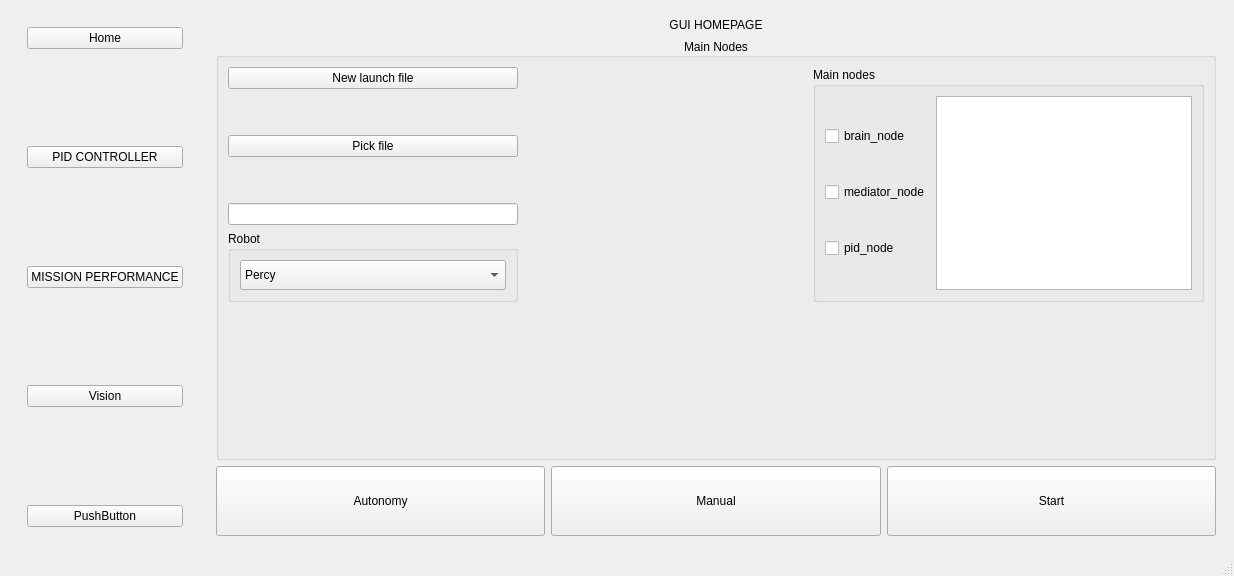
Qt form src/ros2_ws/src/gui_node/src/mainwindow.ui (Mechatronics-SDSU/Mechatronics-2024) before a commit.
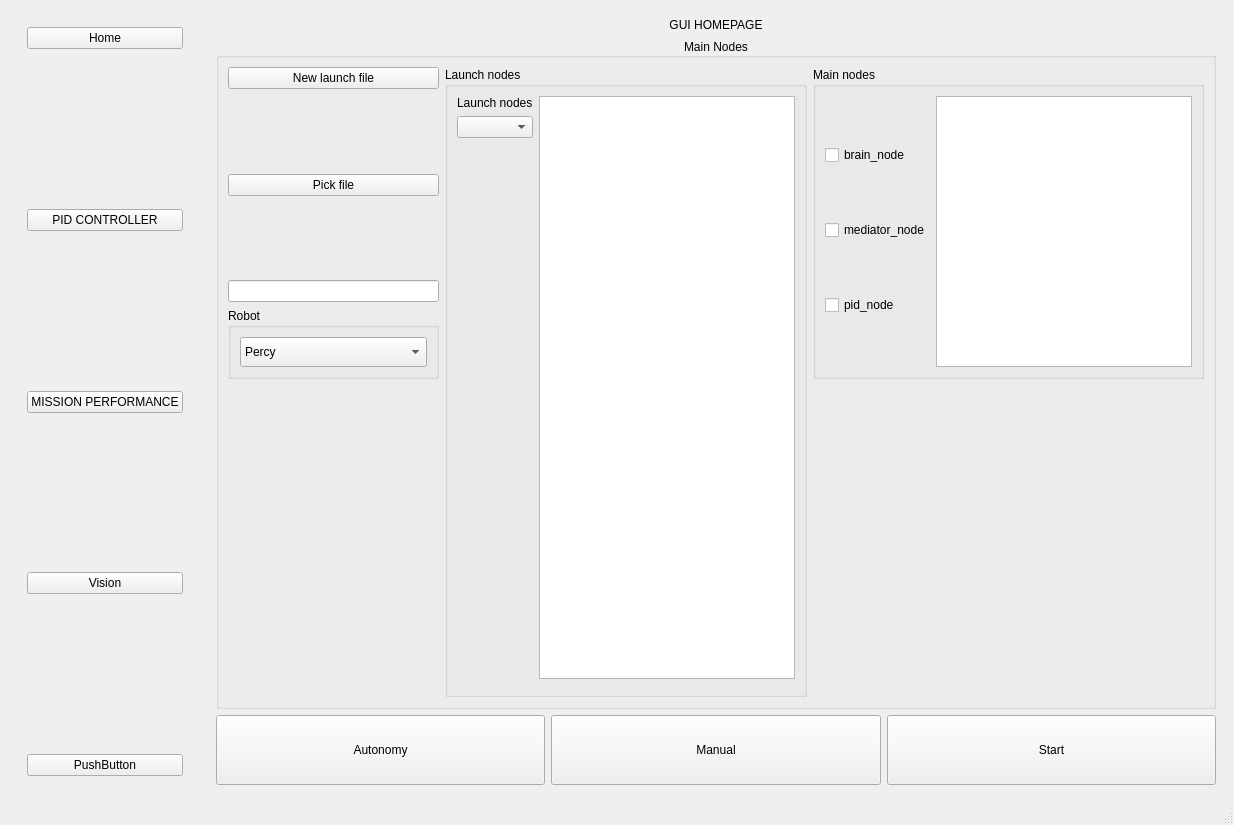
The same form after that commit.

Commit message: nodes list, jsonstring generated on user selection

The edit to the form file:
```diff
--- a/src/ros2_ws/src/gui_node/src/mainwindow.ui
+++ b/src/ros2_ws/src/gui_node/src/mainwindow.ui
@@ -7,7 +7,7 @@
     <x>0</x>
     <y>0</y>
     <width>1233</width>
-    <height>576</height>
+    <height>825</height>
    </rect>
   </property>
   <property name="windowTitle">
@@ -106,15 +106,21 @@
           </property>
           <layout class="QGridLayout" name="gridLayout_8">
            <item row="0" column="0">
-            <layout class="QGridLayout" name="gridLayout_4">
-             <item row="0" column="0">
+            <layout class="QVBoxLayout" name="verticalLayout_4">
+             <item>
               <widget class="QPushButton" name="new_launch_file">
+               <property name="maximumSize">
+                <size>
+                 <width>16777215</width>
+                 <height>16777215</height>
+                </size>
+               </property>
                <property name="text">
                 <string>New launch file</string>
                </property>
               </widget>
              </item>
-             <item row="1" column="0">
+             <item>
               <spacer name="verticalSpacer_5">
                <property name="orientation">
                 <enum>Qt::Vertical</enum>
@@ -127,14 +133,20 @@
                </property>
               </spacer>
              </item>
-             <item row="2" column="0">
+             <item>
               <widget class="QPushButton" name="select_file">
+               <property name="maximumSize">
+                <size>
+                 <width>16777215</width>
+                 <height>16777215</height>
+                </size>
+               </property>
                <property name="text">
                 <string>Pick file</string>
                </property>
               </widget>
              </item>
-             <item row="3" column="0">
+             <item>
               <spacer name="verticalSpacer_6">
                <property name="orientation">
                 <enum>Qt::Vertical</enum>
@@ -147,25 +159,110 @@
                </property>
               </spacer>
              </item>
-             <item row="4" column="0">
-              <widget class="QLineEdit" name="fileSelected"/>
+             <item>
+              <widget class="QLineEdit" name="fileSelected">
+               <property name="maximumSize">
+                <size>
+                 <width>16777215</width>
+                 <height>16777215</height>
+                </size>
+               </property>
+              </widget>
+             </item>
+             <item>
+              <widget class="QGroupBox" name="groupBox_2">
+               <property name="title">
+                <string>Robot</string>
+               </property>
+               <layout class="QGridLayout" name="gridLayout_5">
+                <item row="1" column="0">
+                 <widget class="QComboBox" name="robot_name">
+                  <property name="minimumSize">
+                   <size>
+                    <width>0</width>
+                    <height>30</height>
+                   </size>
+                  </property>
+                  <item>
+                   <property name="text">
+                    <string>Percy</string>
+                   </property>
+                  </item>
+                  <item>
+                   <property name="text">
+                    <string>Scion</string>
+                   </property>
+                  </item>
+                  <item>
+                   <property name="text">
+                    <string>Junebug</string>
+                   </property>
+                  </item>
+                 </widget>
+                </item>
+               </layout>
+              </widget>
              </item>
             </layout>
            </item>
-           <item row="0" column="1">
-            <spacer name="horizontalSpacer">
-             <property name="orientation">
-              <enum>Qt::Horizontal</enum>
+           <item row="0" column="1" rowspan="2">
+            <widget class="QGroupBox" name="groupBox_4">
+             <property name="title">
+              <string>Launch nodes</string>
              </property>
-             <property name="sizeHint" stdset="0">
-              <size>
-               <width>277</width>
-               <height>20</height>
-              </size>
-             </property>
-            </spacer>
+             <layout class="QGridLayout" name="gridLayout_4">
+              <item row="0" column="0" rowspan="2">
+               <layout class="QVBoxLayout" name="verticalLayout_3">
+                <item>
+                 <layout class="QVBoxLayout" name="verticalLayout">
+                  <item>
+                   <widget class="QLabel" name="label_2">
+                    <property name="text">
+                     <string>Launch nodes</string>
+                    </property>
+                   </widget>
+                  </item>
+                  <item>
+                   <widget class="QComboBox" name="launch_nodes">
+                    <property name="maximumSize">
+                     <size>
+                      <width>200</width>
+                      <height>16777215</height>
+                     </size>
+                    </property>
+                   </widget>
+                  </item>
+                 </layout>
+                </item>
+                <item>
+                 <spacer name="verticalSpacer_7">
+                  <property name="orientation">
+                   <enum>Qt::Vertical</enum>
+                  </property>
+                  <property name="sizeHint" stdset="0">
+                   <size>
+                    <width>20</width>
+                    <height>288</height>
+                   </size>
+                  </property>
+                 </spacer>
+                </item>
+               </layout>
+              </item>
+              <item row="0" column="1">
+               <widget class="QTextEdit" name="enabled_launch_nodes">
+                <property name="maximumSize">
+                 <size>
+                  <width>500</width>
+                  <height>5000</height>
+                 </size>
+                </property>
+               </widget>
+              </item>
+             </layout>
+            </widget>
            </item>
-           <item row="0" column="2" rowspan="2">
+           <item row="0" column="2">
             <widget class="QGroupBox" name="groupBox_3">
              <property name="title">
               <string>Main nodes </string>
@@ -220,48 +317,14 @@
             </widget>
            </item>
            <item row="1" column="0">
-            <widget class="QGroupBox" name="groupBox_2">
-             <property name="title">
-              <string>Robot</string>
-             </property>
-             <layout class="QGridLayout" name="gridLayout_5">
-              <item row="0" column="0">
-               <widget class="QComboBox" name="robot_name">
-                <property name="minimumSize">
-                 <size>
-                  <width>0</width>
-                  <height>30</height>
-                 </size>
-                </property>
-                <item>
-                 <property name="text">
-                  <string>Percy</string>
-                 </property>
-                </item>
-                <item>
-                 <property name="text">
-                  <string>Scion</string>
-                 </property>
-                </item>
-                <item>
-                 <property name="text">
-                  <string>Junebug</string>
-                 </property>
-                </item>
-               </widget>
-              </item>
-             </layout>
-            </widget>
-           </item>
-           <item row="2" column="0">
-            <spacer name="verticalSpacer_7">
+            <spacer name="verticalSpacer_8">
              <property name="orientation">
               <enum>Qt::Vertical</enum>
              </property>
              <property name="sizeHint" stdset="0">
               <size>
                <width>20</width>
-               <height>96</height>
+               <height>297</height>
               </size>
              </property>
             </spacer>
```
Left out of the diff: 228 changed lines with no effect on the pictures. The commit also changes 4 other files.
